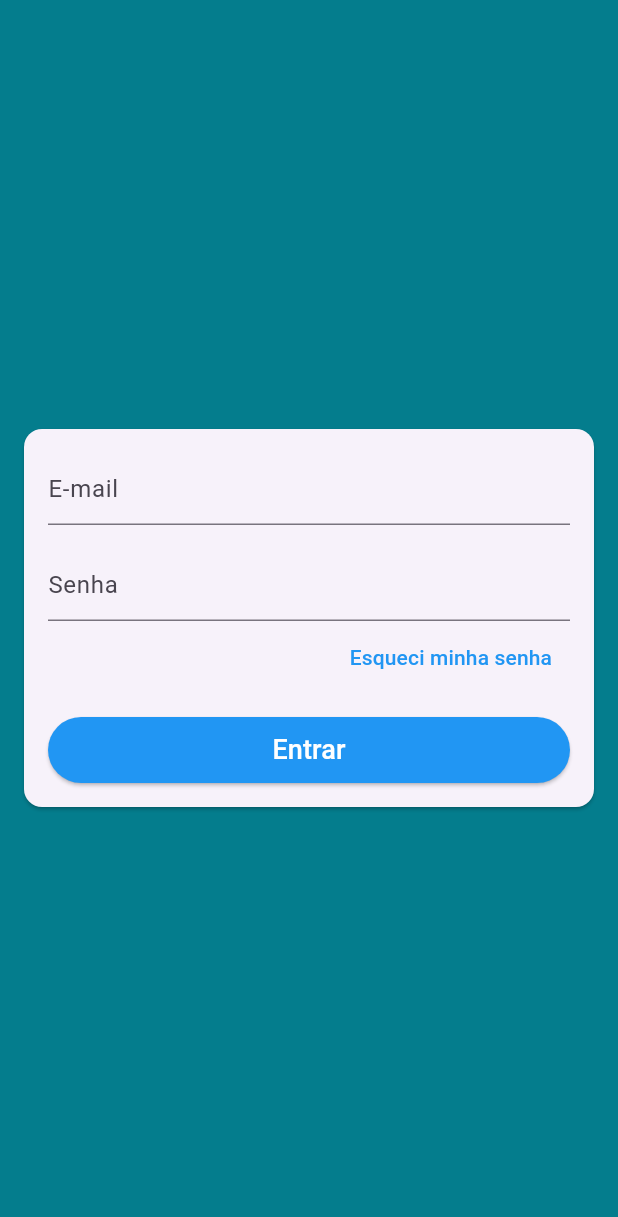
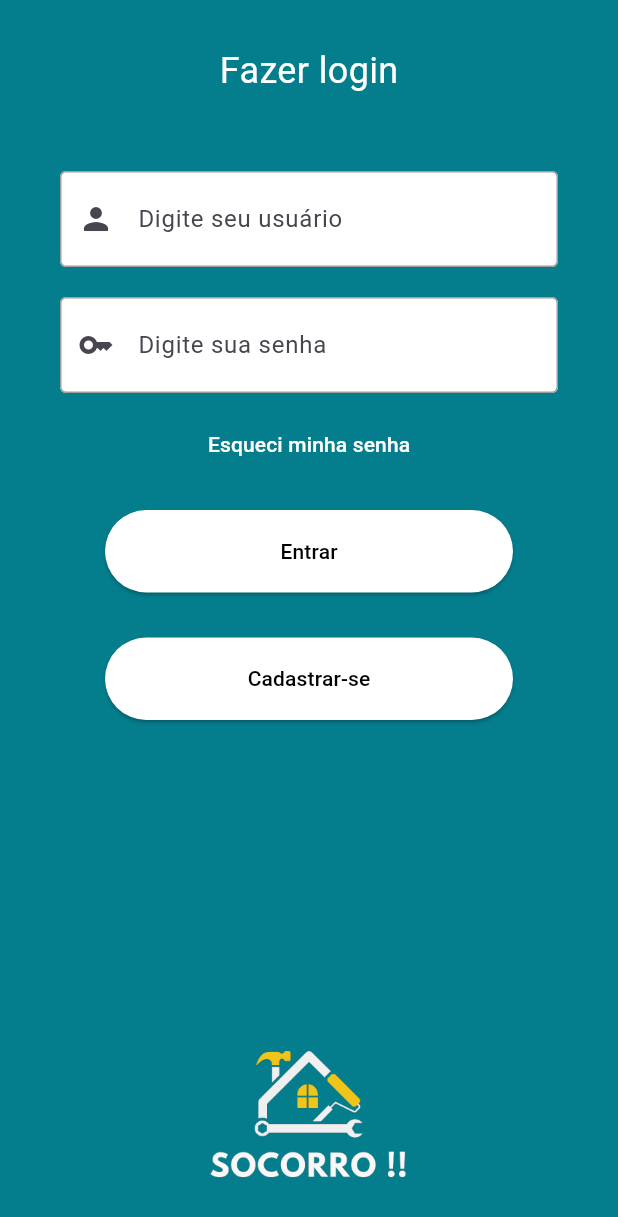
Before and after one commit to Socorro-Projetao/socorro, a Flutter app: the screen it shows after launch, on a phone screen of 412 x 824 dp. Shown: the top 1217 px of the screen. Run offline on Flutter 3.47's test engine with Material 3 defaults, Android fonts, the phone set to English and light mode, and no system bars.

Commit message:
Tela Login atualizada

```diff
--- a/socorro/lib/screens/login/login_screen.dart
+++ b/socorro/lib/screens/login/login_screen.dart
@@ -2,28 +2,63 @@ import 'package:flutter/material.dart';
 
 class LoginScreen extends StatelessWidget {
   @override
-  Widget build(Object context) {
+  Widget build(BuildContext context) {
     return Scaffold(
-      body: Center(
-        child: Card(
-          margin: const EdgeInsets.symmetric(horizontal: 16),
-          child: ListView(
-            shrinkWrap: true,
-            padding: const EdgeInsets.all(16),
+      body: SafeArea(
+        child: Center(
+          child: Column(
+            mainAxisAlignment: MainAxisAlignment.center,
             children: [
-              TextFormField(
-                decoration: const InputDecoration(hintText: 'E-mail'),
+              const Padding(
+                padding: EdgeInsets.symmetric(vertical: 30.0),
+                child: Text(
+                  'Fazer login',
+                  style: TextStyle(
+                    fontSize: 24,
+                    color: Colors.white,
+                  ),
+                ),
+              ),
+              Padding(
+                padding: const EdgeInsets.symmetric(
+                    horizontal: 40.0, vertical: 20.0),
+                child: TextFormField(
+                  decoration: const InputDecoration(
+                      hintText: 'Digite seu usuário',
+                      filled: true,
+                      fillColor: Colors.white,
+                      prefixIcon: Icon(Icons.person),
+                      focusedBorder: OutlineInputBorder(
+                        borderSide: BorderSide(color: Colors.blue),
+                      ),
+                      enabledBorder: OutlineInputBorder(
+                        borderSide: BorderSide(color: Colors.grey),
+                      ),
+                      contentPadding: EdgeInsets.symmetric(
+                          vertical: 20.0, horizontal: 15.0)),
                   keyboardType: TextInputType.emailAddress,
                   autocorrect: false,
                   validator: (email) {
                     return null;
                   },
                 ),
-              const SizedBox(
-                height: 16,
               ),
-              TextFormField(
-                decoration: const InputDecoration(hintText: 'Senha'),
+              Padding(
+                padding: const EdgeInsets.symmetric(horizontal: 40.0),
+                child: TextFormField(
+                  decoration: const InputDecoration(
+                      hintText: 'Digite sua senha',
+                      filled: true,
+                      fillColor: Colors.white,
+                      prefixIcon: Icon(Icons.key),
+                      focusedBorder: OutlineInputBorder(
+                        borderSide: BorderSide(color: Colors.blue),
+                      ),
+                      enabledBorder: OutlineInputBorder(
+                        borderSide: BorderSide(color: Colors.grey),
+                      ),
+                      contentPadding: EdgeInsets.symmetric(
+                          vertical: 20.0, horizontal: 10.0)),
                   autocorrect: false,
                   obscureText: true,
                   validator: (pass) {
@@ -33,37 +68,64 @@ class LoginScreen extends StatelessWidget {
                     return null;
                   },
                 ),
-              Align(
-                alignment: Alignment.centerRight,
-                child: TextButton(
-                  style: ButtonStyle(
-                    foregroundColor:
-                        MaterialStateProperty.all<Color>(Colors.blue),
               ),
-                  onPressed: () {},
-                  child: Text(
+              SizedBox(height: 10),
+              TextButton(
+                onPressed: () {
+                  // Implemente a lógica para "Esqueci minha senha"
+                },
+                child: const Text(
                   'Esqueci minha senha',
+                  style: TextStyle(
+                    fontSize: 14,
+                    color: Colors.white,
                   ),
                 ),
               ),
-              const SizedBox(
-                height: 16,
-              ),
-              SizedBox(
-                height: 44,
+              SizedBox(height: 20),
+              Padding(
+                padding: const EdgeInsets.symmetric(horizontal: 70.0),
+                child: SizedBox(
+                  width: double.infinity,
+                  height: 55,
                   child: ElevatedButton(
                     style: ElevatedButton.styleFrom(
-                    backgroundColor: Colors.blue,
+                      backgroundColor: Colors.white,
                       foregroundColor: Colors
-                        .white, // Cor de fundo do botão // Padding personalizado
+                          .black, // Cor de fundo do botão // Padding personalizado
                     ),
-                  onPressed: () {},
-                  child: const Text(
-                    'Entrar',
-                    style: TextStyle(
-                      fontSize: 18,
+                    onPressed: () {
+                      // Implemente a lógica para o botão "Entrar"
+                    },
+                    child: Text('Entrar'),
                   ),
                 ),
+              ),
+              Padding(
+                padding: const EdgeInsets.symmetric(
+                    horizontal: 70.0, vertical: 30.0),
+                child: SizedBox(
+                  width: double.infinity,
+                  height: 55,
+                  child: ElevatedButton(
+                    style: ElevatedButton.styleFrom(
+                      backgroundColor: Colors.white,
+                      foregroundColor: Colors
+                          .black, // Cor de fundo do botão // Padding personalizado
+                    ),
+                    onPressed: () {
+                      // Implemente a lógica para o botão "Entrar"
+                    },
+                    child: Text('Cadastrar-se'),
+                  ),
+                ),
+              ),
+              Spacer(),
+              Padding(
+                padding: const EdgeInsets.symmetric(vertical: 30.0),
+                child: Image.asset(
+                  'assets/images/logo.png',
+                  width: 150,
                 ),
               ),
             ],
--- a/socorro/pubspec.yaml
+++ b/socorro/pubspec.yaml
@@ -60,8 +60,8 @@ flutter:
   uses-material-design: true
 
   # To add assets to your application, add an assets section, like this:
-  # assets:
-  #   - images/a_dot_burr.jpeg
+  assets:
+    - assets/images/logo.png
   #   - images/a_dot_ham.jpeg
 
   # An image asset can refer to one or more resolution-specific "variants", see
```
Also changed, not shown: socorro/assets/images/logo.png (added). Lines whose indentation alone changed are shown as unchanged.
